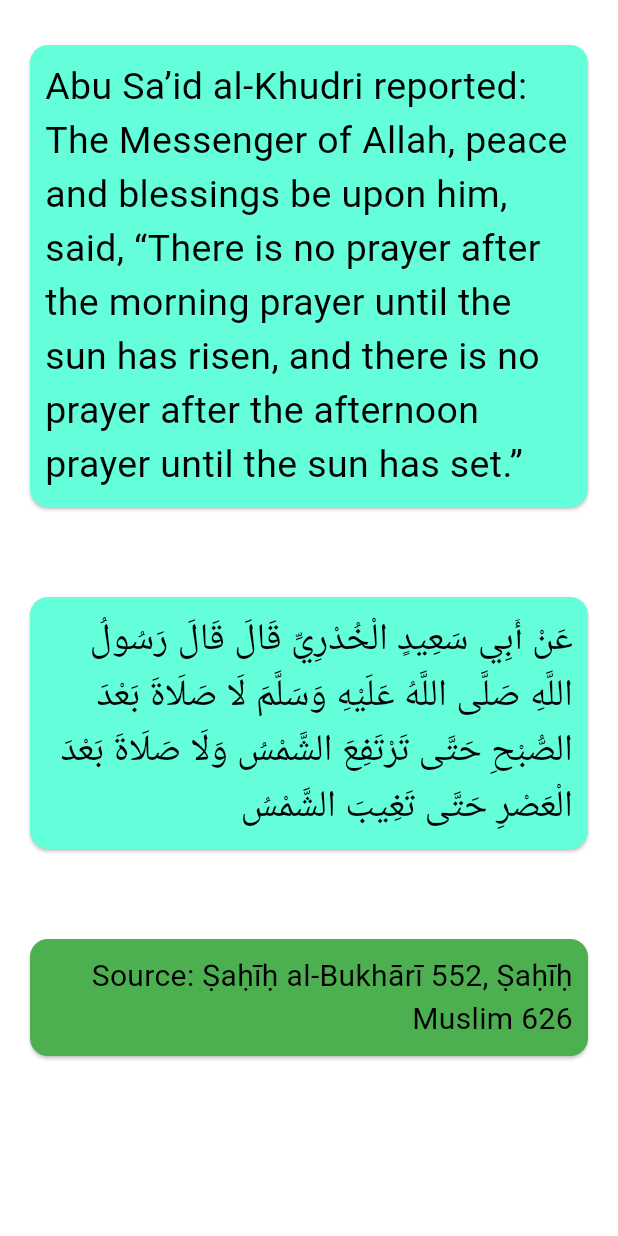
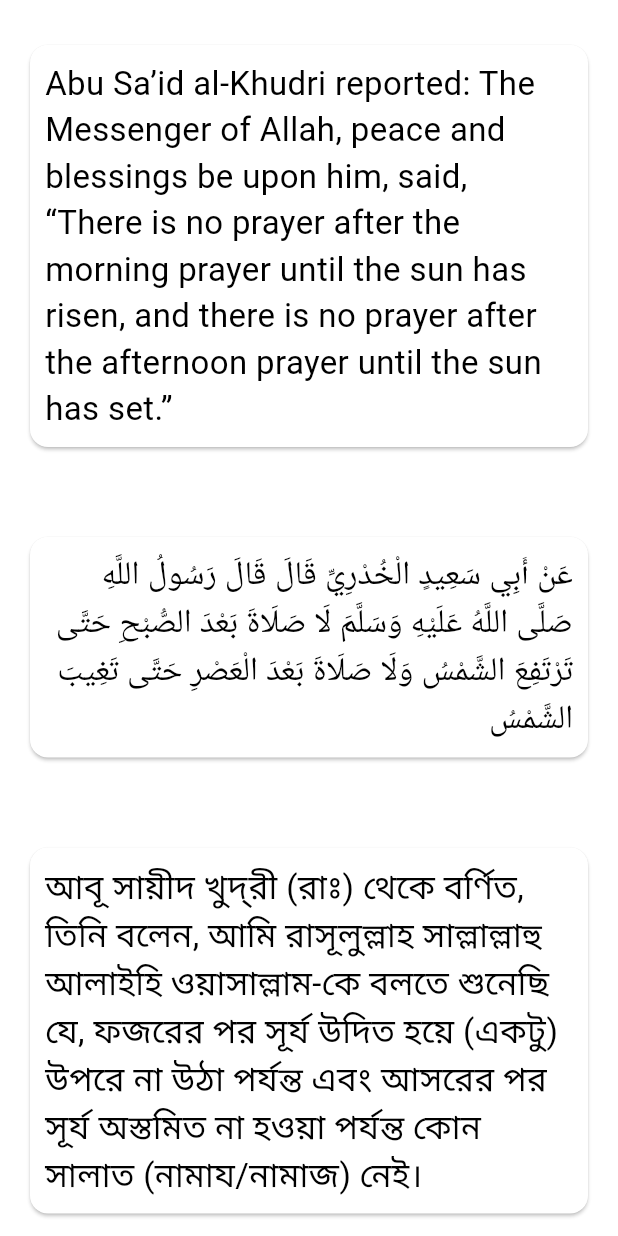
Before and after one commit to itssadil/masjid-manitor, a Flutter app: the Hadis widget shown alone on an empty page, opened directly, on a phone screen of 412 x 824 dp. Run offline on Flutter 3.47's test engine with Material 3 defaults, Android fonts, the phone set to English and light mode, and no system bars; our stand-ins replace cloud_firestore, firebase_auth, firebase_core, google_sign_in, shared_preferences; missing offline and left inert: jhijri; accounts and stored records are empty.

Commit message:
Revert "update hadis.dart"
This reverts commit e678f0ceb4192a8ed617aa5e04913107157b11a1.

```diff
--- a/lib/screens/homeScreen/homeScreen.dart
+++ b/lib/screens/homeScreen/homeScreen.dart
@@ -1,6 +1,6 @@
 import 'package:flutter/material.dart';
 import 'package:masjid_tv/screens/homeScreen/sections/clockSection.dart';
-import 'package:masjid_tv/screens/homeScreen/sections/hadis.dart';
+import 'package:masjid_tv/screens/homeScreen/sections/namazTime.dart';
 import 'package:masjid_tv/widgets/myDrawer.dart';
 
 class HomeScreen extends StatelessWidget {
@@ -36,10 +36,10 @@ class HomeScreen extends StatelessWidget {
           crossAxisAlignment: CrossAxisAlignment.start,
           children: [
             Expanded(flex: 2, child: ClockSection()),
-            // Expanded(flex: 3, child: NamazTime()),
+            Expanded(flex: 3, child: NamazTime()),
             // Expanded(flex: 3, child: Donation()),
             // Expanded(flex: 3, child: FridayToDoList()),
-            Expanded(flex: 3, child: Hadis()),
+            // Expanded(flex: 3, child: Hadis()),
           ],
         ),
       ),
--- a/lib/screens/homeScreen/sections/hadis.dart
+++ b/lib/screens/homeScreen/sections/hadis.dart
@@ -11,57 +11,33 @@ class Hadis extends StatelessWidget {
           isArabic: false,
           hadis:
               "Abu Sa’id al-Khudri reported: The Messenger of Allah, peace and blessings be upon him, said, “There is no prayer after the morning prayer until the sun has risen, and there is no prayer after the afternoon prayer until the sun has set.”",
-          color: Theme.of(context).brightness == Brightness.light
-              ? Colors.tealAccent
-              : null,
-          fontSize: 25,
-          alignment: Alignment.center,
         ),
         CustomCard(
           isArabic: true,
           hadis:
               "عَنْ أَبِي سَعِيدٍ الْخُدْرِيِّ قَالَ قَالَ رَسُولُ اللَّهِ صَلَّى اللَّهُ عَلَيْهِ وَسَلَّمَ لَا صَلَاةَ بَعْدَ الصُّبْحِ حَتَّى تَرْتَفِعَ الشَّمْسُ وَلَا صَلَاةَ بَعْدَ الْعَصْرِ حَتَّى تَغِيبَ الشَّمْسُ",
-          color: Theme.of(context).brightness == Brightness.light
-              ? Colors.tealAccent
-              : null,
-          fontSize: 25,
-          alignment: Alignment.center,
         ),
         CustomCard(
-          isArabic: true,
-          hadis: "Source: Ṣaḥīḥ al-Bukhārī 552, Ṣaḥīḥ Muslim 626",
-          color: Theme.of(context).brightness == Brightness.light
-              ? Colors.green
-              : null,
-          fontSize: 20,
-          alignment: Alignment.centerRight,
+          isArabic: false,
+          hadis:
+              "আবূ সায়ীদ খুদ্‌রী (রাঃ) থেকে বর্ণিত, তিনি বলেন, আমি রাসূলুল্লাহ সাল্লাল্লাহু আলাইহি ওয়াসাল্লাম-কে বলতে শুনেছি যে, ফজরের পর সূর্য উদিত হয়ে (একটু) উপরে না উঠা পর্যন্ত এবং আসরের পর সূর্য অস্তমিত না হওয়া পর্যন্ত কোন সালাত (নামায/নামাজ) নেই।",
         ),
       ],
     );
   }
 
-  CustomCard({
-    required String hadis,
-    required bool isArabic,
-    Color? color,
-    required double fontSize,
-    required AlignmentGeometry alignment,
-  }) {
-    return Align(
-      alignment: alignment,
-      child: Card(
+  CustomCard({required String hadis, required bool isArabic}) {
+    return Card(
       margin: EdgeInsets.symmetric(horizontal: 20, vertical: 30),
-        color: color,
       child: Padding(
         padding: EdgeInsets.all(10),
         child: Text(
           hadis,
           style: TextStyle(
             // fontWeight: FontWeight.w600,
-              fontSize: fontSize,
+            fontSize: 22,
           ),
           textAlign: isArabic ? TextAlign.end : TextAlign.start,
-          ),
         ),
       ),
     );
```
Lines whose indentation alone changed are shown as unchanged.
